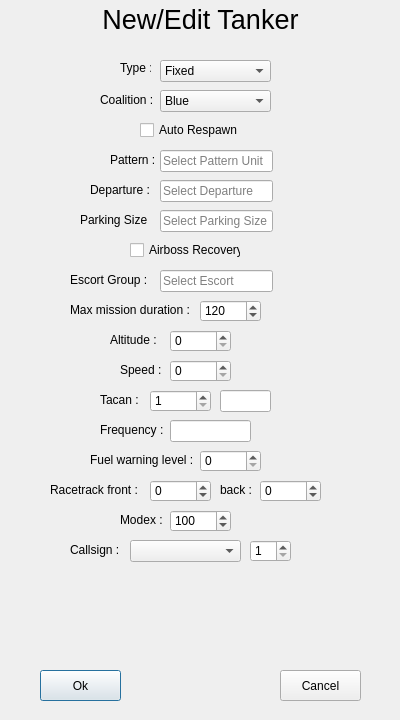
Old version of the form Templateator2000/Windows/TankerWindow.ui in the repository JTFF-applications/Templateator2000.
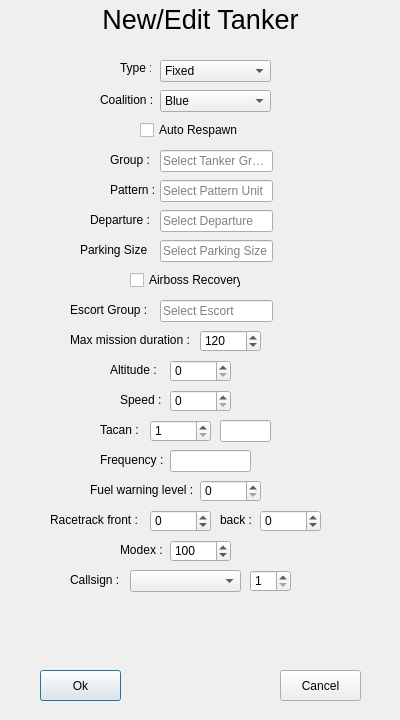
New version of the form.

Commit message: Windows: Add GroupName to Tanker UI

The edit to the form file:
```diff
--- a/Templateator2000/Windows/TankerWindow.ui
+++ b/Templateator2000/Windows/TankerWindow.ui
@@ -166,7 +166,7 @@
    <property name="geometry">
     <rect>
      <x>110</x>
-     <y>150</y>
+     <y>180</y>
      <width>51</width>
      <height>20</height>
     </rect>
@@ -179,7 +179,7 @@
    <property name="geometry">
     <rect>
      <x>90</x>
-     <y>180</y>
+     <y>210</y>
      <width>61</width>
      <height>20</height>
     </rect>
@@ -192,7 +192,7 @@
    <property name="geometry">
     <rect>
      <x>80</x>
-     <y>210</y>
+     <y>240</y>
      <width>71</width>
      <height>20</height>
     </rect>
@@ -205,7 +205,7 @@
    <property name="geometry">
     <rect>
      <x>130</x>
-     <y>240</y>
+     <y>270</y>
      <width>111</width>
      <height>20</height>
     </rect>
@@ -218,7 +218,7 @@
    <property name="geometry">
     <rect>
      <x>70</x>
-     <y>270</y>
+     <y>300</y>
      <width>81</width>
      <height>20</height>
     </rect>
@@ -231,7 +231,7 @@
    <property name="geometry">
     <rect>
      <x>200</x>
-     <y>300</y>
+     <y>330</y>
      <width>61</width>
      <height>22</height>
     </rect>
@@ -247,7 +247,7 @@
    <property name="geometry">
     <rect>
      <x>70</x>
-     <y>300</y>
+     <y>330</y>
      <width>121</width>
      <height>20</height>
     </rect>
@@ -260,7 +260,7 @@
    <property name="geometry">
     <rect>
      <x>110</x>
-     <y>330</y>
+     <y>360</y>
      <width>51</width>
      <height>20</height>
     </rect>
@@ -273,7 +273,7 @@
    <property name="geometry">
     <rect>
      <x>170</x>
-     <y>330</y>
+     <y>360</y>
      <width>61</width>
      <height>22</height>
     </rect>
@@ -292,7 +292,7 @@
    <property name="geometry">
     <rect>
      <x>120</x>
-     <y>360</y>
+     <y>390</y>
      <width>41</width>
      <height>20</height>
     </rect>
@@ -305,7 +305,7 @@
    <property name="geometry">
     <rect>
      <x>170</x>
-     <y>360</y>
+     <y>390</y>
      <width>61</width>
      <height>22</height>
     </rect>
@@ -324,7 +324,7 @@
    <property name="geometry">
     <rect>
      <x>100</x>
-     <y>390</y>
+     <y>420</y>
      <width>41</width>
      <height>20</height>
     </rect>
@@ -337,7 +337,7 @@
    <property name="geometry">
     <rect>
      <x>150</x>
-     <y>390</y>
+     <y>420</y>
      <width>61</width>
      <height>22</height>
     </rect>
@@ -359,7 +359,7 @@
    <property name="geometry">
     <rect>
      <x>220</x>
-     <y>390</y>
+     <y>420</y>
      <width>51</width>
      <height>22</height>
     </rect>
@@ -375,7 +375,7 @@
    <property name="geometry">
     <rect>
      <x>170</x>
-     <y>420</y>
+     <y>450</y>
      <width>81</width>
      <height>22</height>
     </rect>
@@ -391,7 +391,7 @@
    <property name="geometry">
     <rect>
      <x>100</x>
-     <y>420</y>
+     <y>450</y>
      <width>71</width>
      <height>20</height>
     </rect>
@@ -404,7 +404,7 @@
    <property name="geometry">
     <rect>
      <x>90</x>
-     <y>450</y>
+     <y>480</y>
      <width>111</width>
      <height>20</height>
     </rect>
@@ -417,7 +417,7 @@
    <property name="geometry">
     <rect>
      <x>200</x>
-     <y>450</y>
+     <y>480</y>
      <width>61</width>
      <height>22</height>
     </rect>
@@ -436,7 +436,7 @@
    <property name="geometry">
     <rect>
      <x>50</x>
-     <y>480</y>
+     <y>510</y>
      <width>91</width>
      <height>20</height>
     </rect>
@@ -449,7 +449,7 @@
    <property name="geometry">
     <rect>
      <x>150</x>
-     <y>480</y>
+     <y>510</y>
      <width>61</width>
      <height>22</height>
     </rect>
@@ -471,7 +471,7 @@
    <property name="geometry">
     <rect>
      <x>220</x>
-     <y>480</y>
+     <y>510</y>
      <width>31</width>
      <height>20</height>
     </rect>
@@ -484,7 +484,7 @@
    <property name="geometry">
     <rect>
      <x>260</x>
-     <y>480</y>
+     <y>510</y>
      <width>61</width>
      <height>22</height>
     </rect>
@@ -506,7 +506,7 @@
    <property name="geometry">
     <rect>
      <x>120</x>
-     <y>510</y>
+     <y>540</y>
      <width>51</width>
      <height>20</height>
     </rect>
@@ -519,7 +519,7 @@
    <property name="geometry">
     <rect>
      <x>170</x>
-     <y>510</y>
+     <y>540</y>
      <width>61</width>
      <height>22</height>
     </rect>
@@ -541,7 +541,7 @@
    <property name="geometry">
     <rect>
      <x>70</x>
-     <y>540</y>
+     <y>570</y>
      <width>51</width>
      <height>20</height>
     </rect>
@@ -554,7 +554,7 @@
    <property name="geometry">
     <rect>
      <x>130</x>
-     <y>540</y>
+     <y>570</y>
      <width>111</width>
      <height>22</height>
     </rect>
@@ -567,7 +567,7 @@
    <property name="geometry">
     <rect>
      <x>250</x>
-     <y>540</y>
+     <y>570</y>
      <width>41</width>
      <height>22</height>
     </rect>
@@ -589,7 +589,7 @@
    <property name="geometry">
     <rect>
      <x>160</x>
-     <y>180</y>
+     <y>210</y>
      <width>113</width>
      <height>22</height>
     </rect>
@@ -605,7 +605,7 @@
    <property name="geometry">
     <rect>
      <x>160</x>
-     <y>150</y>
+     <y>180</y>
      <width>113</width>
      <height>22</height>
     </rect>
@@ -621,7 +621,7 @@
    <property name="geometry">
     <rect>
      <x>160</x>
-     <y>210</y>
+     <y>240</y>
      <width>113</width>
      <height>22</height>
     </rect>
@@ -637,7 +637,7 @@
    <property name="geometry">
     <rect>
      <x>160</x>
-     <y>270</y>
+     <y>300</y>
      <width>113</width>
      <height>22</height>
     </rect>
@@ -673,6 +673,35 @@
     <set>Qt::AlignCenter</set>
    </property>
   </widget>
+  <widget class="QLabel" name="group_label">
+   <property name="geometry">
+    <rect>
+     <x>110</x>
+     <y>150</y>
+     <width>51</width>
+     <height>20</height>
+    </rect>
+   </property>
+   <property name="text">
+    <string>Group :</string>
+   </property>
+  </widget>
+  <widget class="QLineEdit" name="group">
+   <property name="geometry">
+    <rect>
+     <x>160</x>
+     <y>150</y>
+     <width>113</width>
+     <height>22</height>
+    </rect>
+   </property>
+   <property name="text">
+    <string/>
+   </property>
+   <property name="placeholderText">
+    <string>Select Tanker Group</string>
+   </property>
+  </widget>
  </widget>
  <layoutdefault spacing="6" margin="11"/>
  <resources/>
```
The commit also changes 2 other files.
